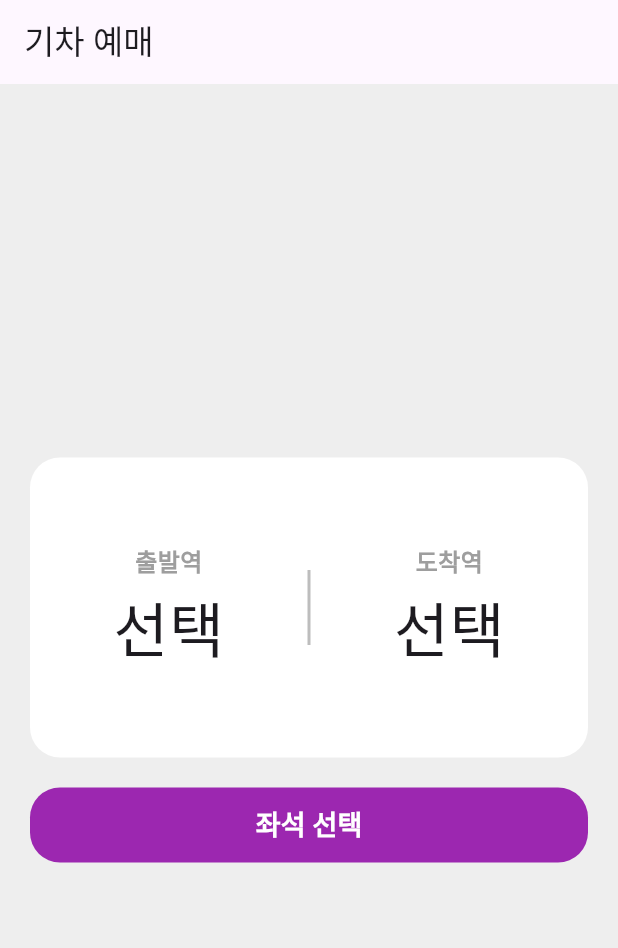
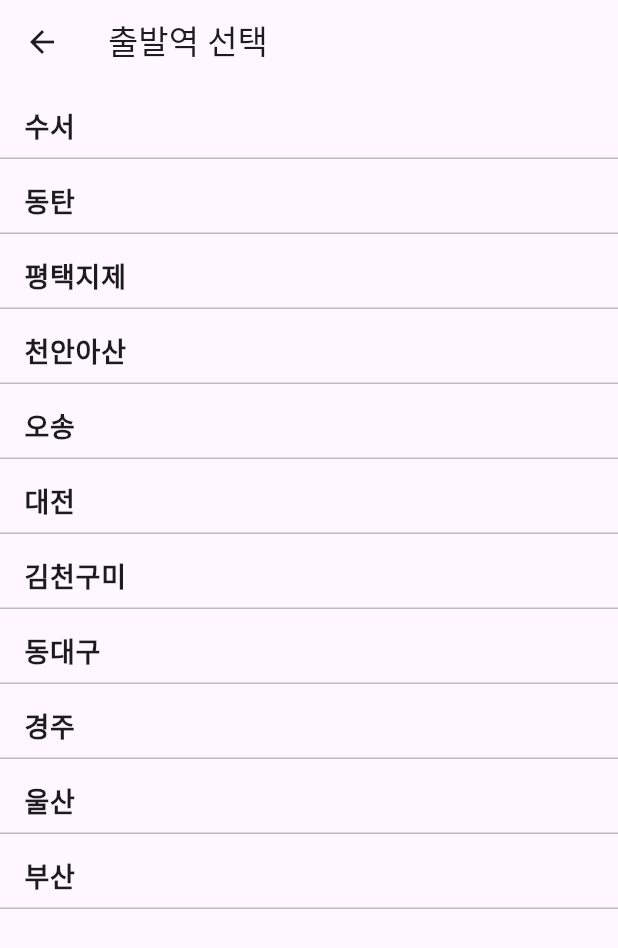
Before and after one commit to HKang0302/flutter_train_app, a Flutter app: the screen it shows after launch, after a tap on "출발역", on a phone screen of 412 x 824 dp. Shown: the top 948 px of the screen. Run offline on Flutter 3.47's test engine with Material 3 defaults, Android fonts, the phone set to English and light mode, and no system bars.

Commit message:
create: station_list_page

```diff
--- /dev/null
+++ b/lib/data/stations.dart
@@ -0,0 +1,20 @@
+class Station {
+  final String name;
+  final String code;
+
+  Station({required this.name, required this.code});
+}
+
+final List<Station> stations = [
+  Station(name: '수서', code: 'SSE'),
+  Station(name: '동탄', code: 'DTA'),
+  Station(name: '평택지제', code: 'PTJ'),
+  Station(name: '천안아산', code: 'CAS'),
+  Station(name: '오송', code: 'OSO'),
+  Station(name: '대전', code: 'DAJ'),
+  Station(name: '김천구미', code: 'KCG'),
+  Station(name: '동대구', code: 'DDA'),
+  Station(name: '경주', code: 'GJU'),
+  Station(name: '울산', code: 'ULS'),
+  Station(name: '부산', code: 'BUS'),
+];
--- a/lib/screens/home_page.dart
+++ b/lib/screens/home_page.dart
@@ -1,4 +1,5 @@
 import 'package:flutter/material.dart';
+import 'package:flutter_train_app/screens/station_list_page.dart';
 
 class HomePage extends StatefulWidget {
   const HomePage({super.key});
@@ -28,6 +29,16 @@ class _HomePageState extends State<HomePage> {
                 StationSelectWidget(
                   departureStation: departureStation,
                   arrivalStation: arrivalStation,
+                  onDepartureSelected: (station) {
+                    setState(() {
+                      departureStation = station;
+                    });
+                  },
+                  onArrivalSelected: (station) {
+                    setState(() {
+                      arrivalStation = station;
+                    });
+                  },
                 ),
                 const SizedBox(height: 20),
                 SizedBox(
@@ -70,11 +81,15 @@ class _HomePageState extends State<HomePage> {
 class StationSelectWidget extends StatelessWidget {
   final String departureStation;
   final String arrivalStation;
+  final Function(String) onDepartureSelected;
+  final Function(String) onArrivalSelected;
 
   const StationSelectWidget({
     super.key,
     required this.departureStation,
     required this.arrivalStation,
+    required this.onDepartureSelected,
+    required this.onArrivalSelected,
   });
 
   @override
@@ -95,7 +110,17 @@ class StationSelectWidget extends StatelessWidget {
             title: '출발역',
             stationName: departureStation == '' ? '선택' : departureStation,
             onTap: () {
-              // TODO: 출발역 선택 화면으로 이동
+              Navigator.push(
+                context,
+                MaterialPageRoute(
+                  builder:
+                      (context) => StationListPage(
+                        title: '출발역 선택',
+                        onStationSelected: onDepartureSelected,
+                        currentStation: arrivalStation,
+                      ),
+                ),
+              );
             },
           ),
           Container(width: 2, height: 50, color: Colors.grey[400]),
@@ -103,7 +128,17 @@ class StationSelectWidget extends StatelessWidget {
             title: '도착역',
             stationName: arrivalStation == '' ? '선택' : arrivalStation,
             onTap: () {
-              // TODO: 도착역 선택 화면으로 이동
+              Navigator.push(
+                context,
+                MaterialPageRoute(
+                  builder:
+                      (context) => StationListPage(
+                        title: '도착역 선택',
+                        onStationSelected: onArrivalSelected,
+                        currentStation: departureStation,
+                      ),
+                ),
+              );
             },
           ),
         ],
--- a/lib/screens/station_list_page.dart
+++ b/lib/screens/station_list_page.dart
@@ -0,0 +1,50 @@
+import 'package:flutter/material.dart';
+import 'package:flutter_train_app/data/stations.dart';
+
+class StationListPage extends StatelessWidget {
+  final String title;
+  final Function(String) onStationSelected;
+  final String? currentStation;
+
+  const StationListPage({
+    super.key,
+    required this.title,
+    required this.onStationSelected,
+    this.currentStation,
+  });
+
+  @override
+  Widget build(BuildContext context) {
+    final filteredStations =
+        stations.where((station) => station.name != currentStation).toList();
+
+    return Scaffold(
+      appBar: AppBar(title: Text(title)),
+      body: ListView.builder(
+        itemCount: filteredStations.length,
+        itemBuilder: (context, index) {
+          final station = filteredStations[index];
+          return Container(
+            height: 50,
+            decoration: BoxDecoration(
+              border: Border(bottom: BorderSide(color: Colors.grey[400]!)),
+            ),
+            child: ListTile(
+              title: Text(
+                station.name,
+                style: const TextStyle(
+                  fontSize: 18,
+                  fontWeight: FontWeight.bold,
+                ),
+              ),
+              onTap: () {
+                onStationSelected(station.name);
+                Navigator.pop(context);
+              },
+            ),
+          );
+        },
+      ),
+    );
+  }
+}
```
